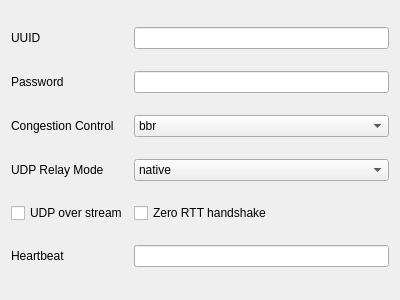
Qt form include/ui/profile/edit_tuic.ui (throneproj/Throne) before a commit.
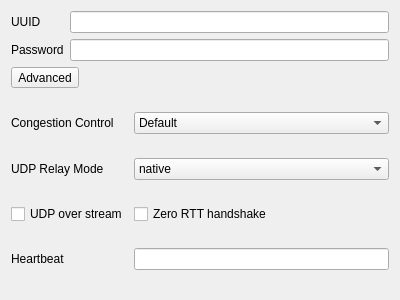
The same form after that commit.

```diff
--- a/include/ui/profile/edit_tuic.ui
+++ b/include/ui/profile/edit_tuic.ui
@@ -14,25 +14,18 @@
    <string notr="true">Form</string>
   </property>
   <layout class="QGridLayout" name="gridLayout">
-   <item row="5" column="0">
-    <widget class="QLabel" name="label_5">
+   <item row="0" column="0">
+    <widget class="QLabel" name="label">
      <property name="text">
-      <string>Heartbeat</string>
+      <string>UUID</string>
      </property>
      <property name="buddy">
       <cstring>heartbeat</cstring>
      </property>
     </widget>
    </item>
-   <item row="3" column="0">
-    <widget class="QLabel" name="label_4">
-     <property name="text">
-      <string>UDP Relay Mode</string>
-     </property>
-     <property name="buddy">
-      <cstring>udp_relay_mode</cstring>
-     </property>
-    </widget>
+   <item row="0" column="1">
+    <widget class="QLineEdit" name="uuid"/>
    </item>
    <item row="1" column="0">
     <widget class="QLabel" name="label_2">
@@ -44,34 +37,48 @@
      </property>
     </widget>
    </item>
-   <item row="4" column="1">
-    <widget class="QCheckBox" name="zero_rtt">
-     <property name="text">
-      <string>Zero RTT handshake</string>
-     </property>
-    </widget>
-   </item>
-   <item row="0" column="1">
-    <widget class="QLineEdit" name="uuid"/>
-   </item>
-   <item row="5" column="1">
-    <widget class="QLineEdit" name="heartbeat"/>
-   </item>
    <item row="1" column="1">
     <widget class="QLineEdit" name="password"/>
    </item>
+   <item row="2" column="0" colspan="2" alignment="Qt::AlignLeft">
+    <widget class="QToolButton" name="advanced_toggle">
+     <property name="text">
+      <string>Advanced</string>
+     </property>
+    </widget>
+   </item>
+   <item row="3" column="0" colspan="2">
+    <widget class="QWidget" name="advanced_box" native="true">
+     <layout class="QGridLayout" name="advanced_layout" columnstretch="0,1">
+      <property name="leftMargin">
+       <number>0</number>
+      </property>
+      <property name="topMargin">
+       <number>0</number>
+      </property>
+      <property name="rightMargin">
+       <number>0</number>
+      </property>
+      <property name="bottomMargin">
+       <number>0</number>
+      </property>
    <item row="0" column="0">
-    <widget class="QLabel" name="label">
+       <widget class="QLabel" name="label_3">
      <property name="text">
-      <string>UUID</string>
+         <string>Congestion Control</string>
      </property>
      <property name="buddy">
       <cstring>uuid</cstring>
      </property>
     </widget>
    </item>
-   <item row="2" column="1">
+      <item row="0" column="1">
     <widget class="QComboBox" name="congestion_control">
+        <item>
+         <property name="text">
+          <string>Default</string>
+         </property>
+        </item>
      <item>
       <property name="text">
        <string notr="true">bbr</string>
@@ -89,17 +96,17 @@
      </item>
     </widget>
    </item>
-   <item row="2" column="0">
-    <widget class="QLabel" name="label_3">
+      <item row="1" column="0">
+       <widget class="QLabel" name="label_4">
      <property name="text">
-      <string>Congestion Control</string>
+         <string>UDP Relay Mode</string>
      </property>
      <property name="buddy">
       <cstring>congestion_control</cstring>
      </property>
     </widget>
    </item>
-   <item row="3" column="1">
+      <item row="1" column="1">
     <widget class="QComboBox" name="udp_relay_mode">
      <item>
       <property name="text">
@@ -113,13 +120,36 @@
      </item>
     </widget>
    </item>
-   <item row="4" column="0">
+      <item row="2" column="0">
     <widget class="QCheckBox" name="udp_over_stream">
      <property name="text">
       <string>UDP over stream</string>
      </property>
     </widget>
    </item>
+      <item row="2" column="1">
+       <widget class="QCheckBox" name="zero_rtt">
+        <property name="text">
+         <string>Zero RTT handshake</string>
+        </property>
+       </widget>
+      </item>
+      <item row="3" column="0">
+       <widget class="QLabel" name="label_5">
+        <property name="text">
+         <string>Heartbeat</string>
+        </property>
+        <property name="buddy">
+         <cstring>heartbeat</cstring>
+        </property>
+       </widget>
+      </item>
+      <item row="3" column="1">
+       <widget class="QLineEdit" name="heartbeat"/>
+      </item>
+     </layout>
+    </widget>
+   </item>
   </layout>
  </widget>
  <tabstops>
```
Left out of the diff: 7 changed lines with no effect on the pictures. Lines whose indentation alone changed are shown as unchanged.
